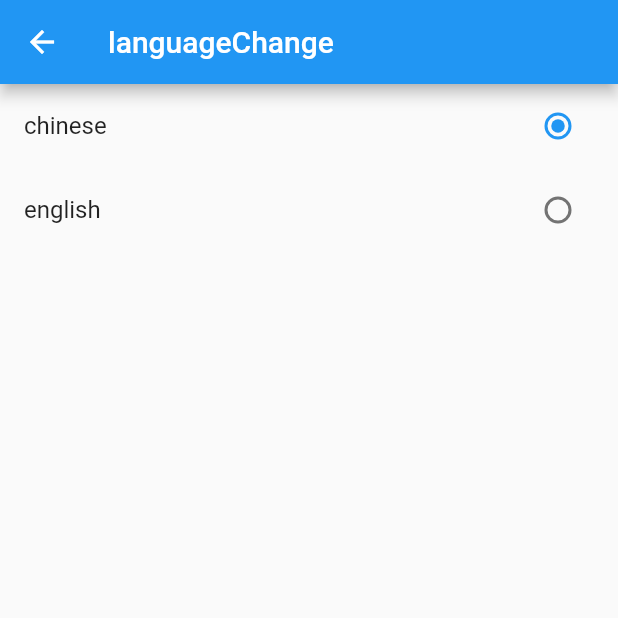
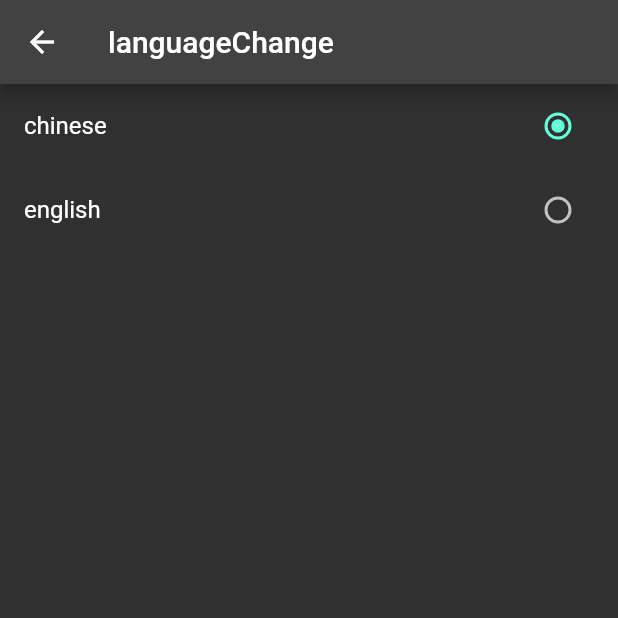
Before and after one commit to wuyue92tree/flutter_sample, a Flutter app: the screen it shows after launch, after a tap on "language change", on a phone screen of 412 x 824 dp, the top half of it. Run offline on Flutter 3.47's test engine with Material 2 defaults, Android fonts, the light colour scheme and no system bars; our stand-ins replace get, shared_preferences.

Commit message:
add theme change logic

```diff
--- a/lib/common/constants/storage_constants.dart
+++ b/lib/common/constants/storage_constants.dart
@@ -1,3 +1,4 @@
 class StorageConstants {
   static final language = "language";
+  static final theme = "theme";
 }
--- a/lib/common/local_translations.dart
+++ b/lib/common/local_translations.dart
@@ -9,7 +9,11 @@ class LocalTranslations extends Translations {
           'languageChange': '字体切换',
           'language change': '字体切换',
           'Unknown Page': '未知页面',
+          'themeChange': '主题切换',
+          'theme change': '主题切换',
           'follow system': '跟随系统',
+          'light mode': '明亮模式',
+          'dark mode': '深色模式',
           'Flutter Sample': 'Flutter 示例',
           'Welcome: ': '欢迎：',
           'skip': '跳过',
--- a/lib/common/utils/storage_utils.dart
+++ b/lib/common/utils/storage_utils.dart
@@ -12,4 +12,12 @@ class StorageUtils {
   saveLanguage(String language) {
     return storage.setString(StorageConstants.language, language);
   }
+
+  String? getTheme() {
+    return storage.getString(StorageConstants.theme);
+  }
+
+  saveTheme(String theme) {
+    return storage.setString(StorageConstants.theme, theme);
+  }
 }
--- a/lib/main.dart
+++ b/lib/main.dart
@@ -22,10 +22,14 @@ class MyApp extends StatelessWidget {
       initialRoute: AppPages.initialRoute,
       getPages: AppPages.routes,
       unknownRoute: AppPages.unknownRoute,
+
       // setup language
       translations: LocalTranslations(),
       locale: getCurrentLanguage(),
       fallbackLocale: Locale('en', ''),
+
+      // setup theme
+      theme: getCurrentTheme(),
     );
   }
 
@@ -39,4 +43,15 @@ class MyApp extends StatelessWidget {
     }
     return Locale('en', '');
   }
+
+  getCurrentTheme() {
+    // get current theme
+    String? currentTheme = StorageUtils().getTheme();
+    if (currentTheme != null) {
+      if (currentTheme == 'light') {
+        return ThemeData.light();
+      }
+    }
+    return ThemeData.dark();
+  }
 }
--- a/lib/pages/home/home_page.dart
+++ b/lib/pages/home/home_page.dart
@@ -20,6 +20,12 @@ class HomePage extends StatelessWidget {
             onTap: () => {
               Get.toNamed(AppRoutes.languageChange),
             },
+          ),
+          ListTile(
+            title: Text("theme change".tr),
+            onTap: () => {
+              Get.toNamed(AppRoutes.themeChange),
+            },
           )
         ],
       ),
--- /dev/null
+++ b/lib/pages/theme_change/theme_change_binding.dart
@@ -0,0 +1,10 @@
+import 'package:get/get.dart';
+
+import 'theme_change_controller.dart';
+
+class ThemeChangeBinding extends Bindings {
+  @override
+  void dependencies() {
+    Get.lazyPut(() => ThemeChangeController());
+  }
+}
--- a/lib/routes/app_pages.dart
+++ b/lib/routes/app_pages.dart
@@ -2,6 +2,8 @@ import 'package:flutter_sample/pages/home/home_binding.dart';
 import 'package:flutter_sample/pages/home/home_page.dart';
 import 'package:flutter_sample/pages/language_change/language_change_binding.dart';
 import 'package:flutter_sample/pages/language_change/language_change_page.dart';
+import 'package:flutter_sample/pages/theme_change/theme_change_binding.dart';
+import 'package:flutter_sample/pages/theme_change/theme_change_page.dart';
 import 'package:flutter_sample/pages/unknown/unknown_binding.dart';
 import 'package:flutter_sample/pages/welcome/welcome_binding.dart';
 import 'package:flutter_sample/pages/welcome/welcome_page.dart';
@@ -32,5 +34,10 @@ class AppPages {
       page: () => LanguageChangePage(),
       binding: LanguageChangeBinding(),
     ),
+    GetPage(
+      name: AppRoutes.themeChange,
+      page: () => ThemeChangePage(),
+      binding: ThemeChangeBinding(),
+    ),
   ];
 }
--- a/lib/routes/app_routes.dart
+++ b/lib/routes/app_routes.dart
@@ -3,4 +3,5 @@ class AppRoutes {
   static final home = "/home";
   static final unknown = "/unknown";
   static final languageChange = "/languageChange";
+  static final themeChange = "/themeChange";
 }
```
Also changed, not shown: lib/pages/theme_change/theme_change_controller.dart (added, +24 -0 lines), lib/pages/theme_change/theme_change_page.dart (added, +45 -0 lines).
